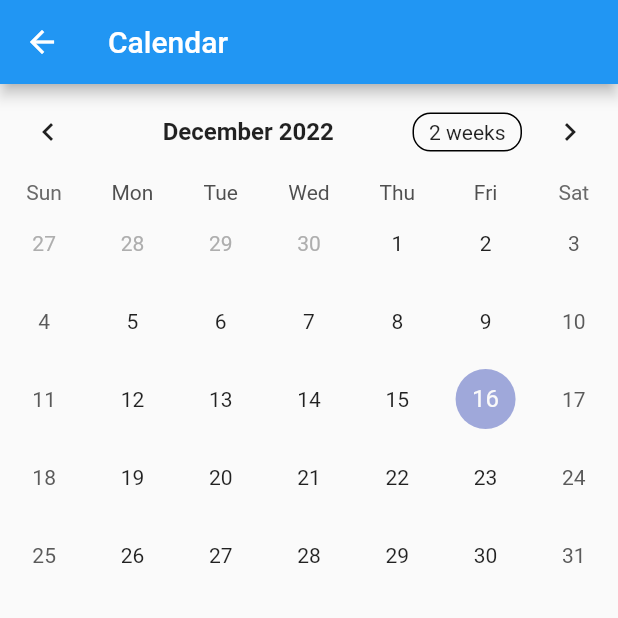
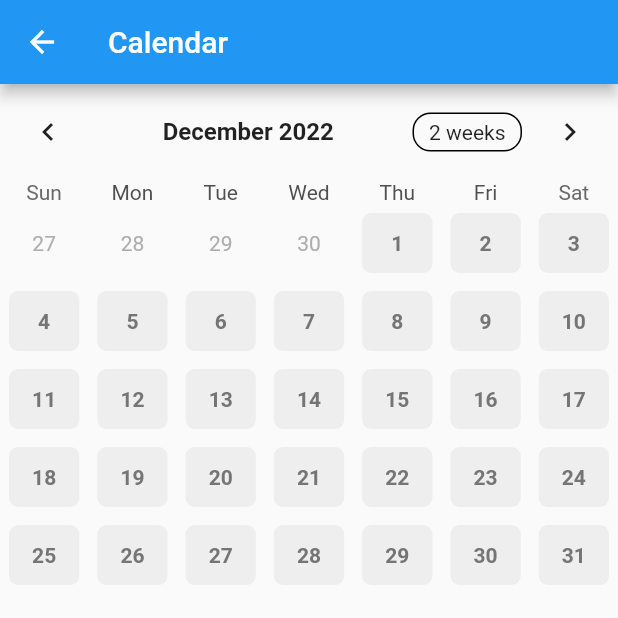
Before and after one commit to dong-park/_hello_flutter, a Flutter app: the CalendarMainScreen screen opened directly, on a phone screen of 412 x 824 dp, the top half of it. Run offline on Flutter 3.47's test engine with Material 2 defaults, Android fonts, the phone set to English and light mode, and no system bars; drawn by our look-alikes of table_calendar; our stand-ins replace geolocator, google_maps_flutter, image_picker, video_player, webview_flutter; missing offline and left inert: dart:ffi.

Commit message:
[캘린더스케줄러] 캘린더 스타일 적용

```diff
--- a/lib/constent/color.dart
+++ b/lib/constent/color.dart
@@ -1,5 +1,5 @@
 import 'package:flutter/material.dart';
 
-const Color PRIMARY_COLOR = Color(0xFF1D1E33);
+const Color PRIMARY_COLOR = Color(0xFF0D8282);
 const Color RED_COLOR = Color(0xFFEB1555);
 const Color BLUE_COLOR = Color(0xFF1D1E33);
--- a/lib/screen/calendar/calendar_main_screen.dart
+++ b/lib/screen/calendar/calendar_main_screen.dart
@@ -1,4 +1,5 @@
 import 'package:flutter/material.dart';
+import 'package:hello_world/constent/color.dart';
 import 'package:table_calendar/table_calendar.dart';
 
 class CalendarMainScreen extends StatefulWidget {
@@ -11,6 +12,16 @@ class CalendarMainScreen extends StatefulWidget {
 class _CalendarMainScreenState extends State<CalendarMainScreen> {
   DateTime? selectedDay;
   DateTime? focusedDay;
+
+  final BoxDecoration defaultBoxDecoration = BoxDecoration(
+    color: Colors.grey.shade200,
+    borderRadius: BorderRadius.circular(6.0),
+  );
+
+  final TextStyle defaultTextStyle = TextStyle(
+    color: Colors.grey.shade600,
+    fontWeight: FontWeight.w700,
+  );
 
   @override
   Widget build(BuildContext context) {
@@ -26,6 +37,15 @@ class _CalendarMainScreenState extends State<CalendarMainScreen> {
           formatButtonVisible: true,
           titleCentered: true,
           titleTextStyle: TextStyle(fontWeight: FontWeight.w700, fontSize: 16),
+        ),
+        calendarStyle: CalendarStyle(
+          isTodayHighlighted: false,
+          defaultDecoration: defaultBoxDecoration,
+          weekendDecoration: defaultBoxDecoration,
+          selectedDecoration: defaultBoxDecoration.copyWith(border: Border.all(width: 1, color: PRIMARY_COLOR)),
+          defaultTextStyle: defaultTextStyle,
+          weekendTextStyle: defaultTextStyle,
+          selectedTextStyle: defaultTextStyle.copyWith(color: PRIMARY_COLOR)
         ),
         onDaySelected: (DateTime selectedDay, DateTime focusedDay) {
           setState(() {
```
Also changed, not shown: 5 other files.
